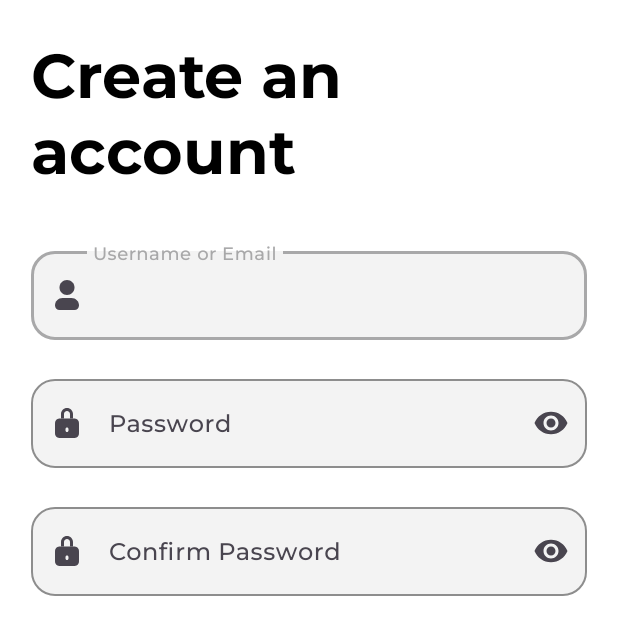
After one commit to Dvamhmd/slider, an Android app: the CreateAccountActivity screen opened directly, with no data from a screen before it, on a phone screen of 412 x 824 dp. The commit adds this screen. Shown: the top 635 px of the screen. Run offline under Robolectric (Android 15) with nearby library versions, the phone set to English and light mode, and no system bars; our stand-ins replace sdp/ssp sizes.

Commit message:
fragment home done anjay

```diff
--- a/app/src/main/AndroidManifest.xml
+++ b/app/src/main/AndroidManifest.xml
@@ -12,6 +12,9 @@
         android:supportsRtl="true"
         android:theme="@style/Theme.Dots"
         tools:targetApi="31">
+        <activity
+            android:name=".CreateAccountActivity"
+            android:exported="false" />
         <activity
             android:name=".HomeActivity"
             android:exported="false" />
--- /dev/null
+++ b/app/src/main/java/com/example/dots/CreateAccountActivity.kt
@@ -0,0 +1,20 @@
+package com.example.dots
+
+import android.os.Bundle
+import androidx.activity.enableEdgeToEdge
+import androidx.appcompat.app.AppCompatActivity
+import androidx.core.view.ViewCompat
+import androidx.core.view.WindowInsetsCompat
+
+class CreateAccountActivity : AppCompatActivity() {
+    override fun onCreate(savedInstanceState: Bundle?) {
+        super.onCreate(savedInstanceState)
+        enableEdgeToEdge()
+        setContentView(R.layout.activity_create_account)
+        ViewCompat.setOnApplyWindowInsetsListener(findViewById(R.id.main)) { v, insets ->
+            val systemBars = insets.getInsets(WindowInsetsCompat.Type.systemBars())
+            v.setPadding(systemBars.left, systemBars.top, systemBars.right, systemBars.bottom)
+            insets
+        }
+    }
+}
--- /dev/null
+++ b/app/src/main/res/drawable-nodpi/ic_lock.xml
@@ -0,0 +1,14 @@
+<vector xmlns:android="http://schemas.android.com/apk/res/android"
+    android:width="16dp"
+    android:height="20dp"
+    android:viewportWidth="16"
+    android:viewportHeight="20">
+  <path
+      android:pathData="M4.161,7H11.839C12.366,7 12.821,7 13.195,7.031C13.59,7.063 13.984,7.134 14.362,7.327C14.927,7.615 15.385,8.074 15.673,8.638C15.866,9.016 15.937,9.41 15.969,9.805C16,10.179 16,10.634 16,11.161V15.839C16,16.366 16,16.82 15.969,17.195C15.937,17.59 15.866,17.984 15.673,18.362C15.385,18.927 14.927,19.385 14.362,19.673C13.984,19.866 13.59,19.937 13.195,19.969C12.821,20 12.366,20 11.839,20H4.161C3.634,20 3.18,20 2.805,19.969C2.41,19.937 2.016,19.866 1.638,19.673C1.074,19.385 0.615,18.927 0.327,18.362C0.134,17.984 0.063,17.59 0.031,17.195C-0,16.82 -0,16.366 0,15.839V11.161C-0,10.634 -0,10.179 0.031,9.805C0.063,9.41 0.134,9.016 0.327,8.638C0.615,8.074 1.074,7.615 1.638,7.327C2.016,7.134 2.41,7.063 2.805,7.031C3.18,7 3.634,7 4.161,7ZM8,13C7.448,13 7,13.448 7,14V15C7,15.552 7.448,16 8,16C8.552,16 9,15.552 9,15V14C9,13.448 8.552,13 8,13Z"
+      android:fillColor="#626262"
+      android:fillType="evenOdd"/>
+  <path
+      android:pathData="M4,4C4,1.791 5.791,0 8,0C10.209,0 12,1.791 12,4V7H10V4C10,2.895 9.105,2 8,2C6.895,2 6,2.895 6,4V7H4V4Z"
+      android:fillColor="#626262"
+      android:fillType="evenOdd"/>
+</vector>
--- /dev/null
+++ b/app/src/main/res/drawable-nodpi/ic_user.xml
@@ -0,0 +1,12 @@
+<vector xmlns:android="http://schemas.android.com/apk/res/android"
+    android:width="16dp"
+    android:height="20dp"
+    android:viewportWidth="16"
+    android:viewportHeight="20">
+  <path
+      android:pathData="M5,12C2.239,12 0,14.239 0,17C0,18.657 1.343,20 3,20H13C14.657,20 16,18.657 16,17C16,14.239 13.761,12 11,12H5Z"
+      android:fillColor="#626262"/>
+  <path
+      android:pathData="M8,0C5.239,0 3,2.239 3,5C3,7.761 5.239,10 8,10C10.761,10 13,7.761 13,5C13,2.239 10.761,0 8,0Z"
+      android:fillColor="#626262"/>
+</vector>
--- /dev/null
+++ b/app/src/main/res/layout/activity_create_account.xml
@@ -0,0 +1,129 @@
+<?xml version="1.0" encoding="utf-8"?>
+<ScrollView xmlns:android="http://schemas.android.com/apk/res/android"
+    xmlns:tools="http://schemas.android.com/tools"
+    xmlns:app="http://schemas.android.com/apk/res-auto"
+    android:id="@+id/main"
+    android:layout_width="match_parent"
+    android:layout_height="match_parent"
+    android:fitsSystemWindows="true"
+    android:backgroundTint="@color/white"
+    android:background="@color/white"
+    tools:context=".CreateAccountActivity">
+
+    <LinearLayout
+        android:layout_width="match_parent"
+        android:layout_height="wrap_content"
+        android:layout_marginStart="@dimen/_16sdp"
+        android:layout_marginEnd="@dimen/_16sdp"
+        android:layout_marginTop="@dimen/_16sdp"
+        android:orientation="vertical">
+
+        <TextView
+            android:layout_width="wrap_content"
+            android:layout_height="wrap_content"
+            android:text="@string/create_an_account"
+            android:textSize="@dimen/_32ssp"
+            android:textColor="@color/black"
+            android:fontFamily="@font/montserrat_bold" />
+
+
+        <!-- Layout Text field username -->
+        <com.google.android.material.textfield.TextInputLayout
+            android:layout_width="match_parent"
+            android:layout_height="wrap_content"
+            android:layout_marginTop="@dimen/_20sdp"
+            app:startIconDrawable="@drawable/ic_user"
+            app:boxBackgroundMode="outline"
+            app:boxBackgroundColor="@color/softest_gray"
+            app:boxStrokeColor="@color/soft_gray"
+            app:hintTextColor="@color/soft_gray"
+            app:boxStrokeWidth="@dimen/_1sdp"
+            app:boxCornerRadiusTopStart="16dp"
+            app:boxCornerRadiusTopEnd="16dp"
+            app:boxCornerRadiusBottomStart="16dp"
+            app:boxCornerRadiusBottomEnd="16dp">
+
+            <com.google.android.material.textfield.TextInputEditText
+                android:layout_width="match_parent"
+                android:layout_height="wrap_content"
+                android:fontFamily="@font/montserrat_medium"
+                android:hint="@string/username_or_email"
+                android:inputType="textEmailAddress"
+                android:paddingStart="@dimen/_32sdp"
+                android:paddingEnd="@dimen/_16sdp"
+                tools:ignore="TextContrastCheck,VisualLintTextFieldSize" />
+
+    </com.google.android.material.textfield.TextInputLayout>
+
+        <!-- Layout Text field password -->
+        <com.google.android.material.textfield.TextInputLayout
+            android:layout_width="match_parent"
+            android:layout_height="wrap_content"
+            android:layout_marginTop="@dimen/_16sdp"
+            app:startIconDrawable="@drawable/ic_lock"
+            app:endIconMode="password_toggle"
+            app:boxBackgroundMode="outline"
+            app:boxBackgroundColor="@color/softest_gray"
+            app:boxStrokeColor="@color/soft_gray"
+            app:hintTextColor="@color/soft_gray"
+            app:boxStrokeWidth="@dimen/_1sdp"
+            app:boxCornerRadiusTopStart="16dp"
+            app:boxCornerRadiusTopEnd="16dp"
+            app:boxCornerRadiusBottomStart="16dp"
+            app:boxCornerRadiusBottomEnd="16dp">
+
+            <com.google.android.material.textfield.TextInputEditText
+                android:layout_width="match_parent"
+                android:layout_height="wrap_content"
+                android:fontFamily="@font/montserrat_medium"
+                android:hint="@string/password"
+                android:inputType="textPassword"
+                android:paddingStart="@dimen/_32sdp"
+                android:paddingEnd="@dimen/_16sdp"
+                tools:ignore="TextContrastCheck,VisualLintTextFieldSize" />
+
+        </com.google.android.material.textfield.TextInputLayout>
+
+        <!-- Layout Text field confirm password -->
+        <com.google.android.material.textfield.TextInputLayout
+            android:layout_width="match_parent"
+            android:layout_height="wrap_content"
+            android:layout_marginTop="@dimen/_16sdp"
+            app:startIconDrawable="@drawable/ic_lock"
+            app:endIconMode="password_toggle"
+            app:boxBackgroundMode="outline"
+            app:boxBackgroundColor="@color/softest_gray"
+            app:boxStrokeColor="@color/soft_gray"
+            app:hintTextColor="@color/soft_gray"
+            app:boxStrokeWidth="@dimen/_1sdp"
+            app:boxCornerRadiusTopStart="16dp"
+            app:boxCornerRadiusTopEnd="16dp"
+            app:boxCornerRadiusBottomStart="16dp"
+            app:boxCornerRadiusBottomEnd="16dp">
+
+            <com.google.android.material.textfield.TextInputEditText
+                android:layout_width="match_parent"
+                android:layout_height="wrap_content"
+                android:hint="@string/confirm_password"
+                android:fontFamily="@font/montserrat_medium"
+                android:paddingStart="@dimen/_32sdp"
+                android:paddingEnd="@dimen/_16sdp"
+                android:inputType="textPassword"
+                tools:ignore="VisualLintTextFieldSize" />
+
+        </com.google.android.material.textfield.TextInputLayout>
+
+
+
+
+
+
+
+
+
+
+</LinearLayout>
+
+
+
+</ScrollView>
--- a/app/src/main/res/layout/activity_home.xml
+++ b/app/src/main/res/layout/activity_home.xml
@@ -15,10 +15,7 @@
         android:id="@+id/fragmentContainer"
         android:layout_width="match_parent"
         android:layout_height="match_parent"
-        app:layout_constraintBottom_toBottomOf="parent"
-        app:layout_constraintEnd_toEndOf="parent"
-        app:layout_constraintStart_toStartOf="parent"
-        app:layout_constraintTop_toTopOf="parent" />
+        app:layout_behavior="com.google.android.material.appbar.AppBarLayout$ScrollingViewBehavior" />
 
     <com.qamar.curvedbottomnaviagtion.CurvedBottomNavigation
         android:id="@+id/bottomNavigation"
@@ -28,7 +25,7 @@
         app:cbn_background="@color/white"
         app:cbn_fabColor="@color/orange"
         app:cbn_iconColor="@color/text_main"
-        app:cbn_height="@dimen/_70sdp"
+        app:cbn_height="@dimen/_62sdp"
         app:cbn_icon_size="@dimen/_36sdp"
         app:cbn_curve_radius="@dimen/_70sdp"
         app:cbn_selected_icon_size="@dimen/_42sdp"
--- a/app/src/main/res/layout/item_promo.xml
+++ b/app/src/main/res/layout/item_promo.xml
@@ -6,13 +6,13 @@
     xmlns:app="http://schemas.android.com/apk/res-auto"
     android:gravity="center"
     android:orientation="vertical"
-    android:layout_marginStart="@dimen/_10sdp"
-    android:layout_marginEnd="@dimen/_10sdp">
+    android:layout_marginStart="@dimen/_18sdp"
+    android:layout_marginEnd="@dimen/_18sdp">
 
     <ImageView
         android:id="@+id/promoImage"
         android:contentDescription="@string/image"
-        android:layout_width="@dimen/_260sdp"
+        android:layout_width="match_parent"
         android:layout_height="@dimen/_150sdp"
         android:src="@drawable/promo_2"/>
 
--- a/app/src/main/res/values/colors.xml
+++ b/app/src/main/res/values/colors.xml
@@ -5,6 +5,8 @@
     <color name="green">#A1C77C</color>A8C621
     <color name="soft_gray">#A8A8A9</color>
     <color name="softer_gray">#C1C7D0</color>
+    <color name="softest_gray">#F3F3F3</color>
+
     <color name="orange">#A8C621</color>
 
     <color name="slider_on">#17223B</color>
--- a/app/src/main/res/values/strings.xml
+++ b/app/src/main/res/values/strings.xml
@@ -51,4 +51,9 @@
     <string name="choco_oreo">Choco Oreo</string>
     <string name="berry_squash">Berry Squash</string>
     <string name="taro_creamy">Taro Creamy</string>
+    <string name="welcome_nback">Welcome\nBack!</string>
+    <string name="username_or_email">Username or Email</string>
+    <string name="create_an_account">Create an\naccount</string>
+    <string name="password">Password</string>
+    <string name="confirm_password">Confirm Password</string>
 </resources>
```
